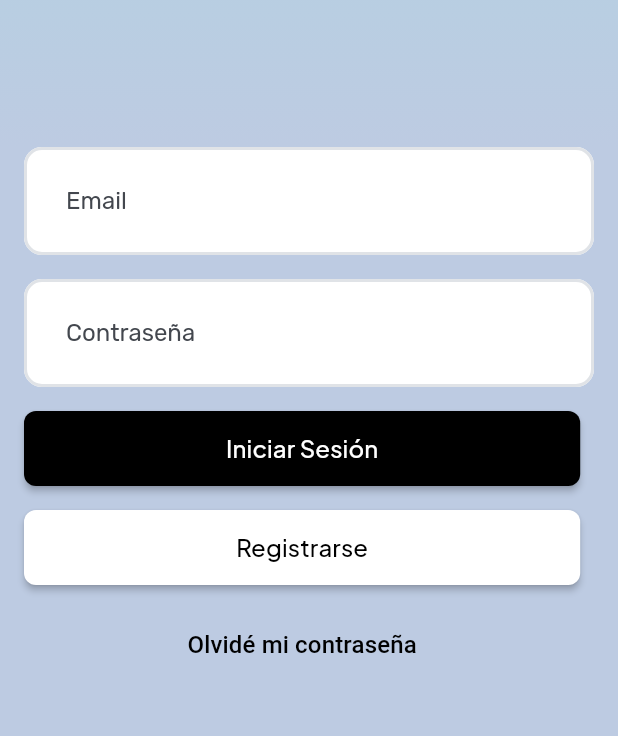
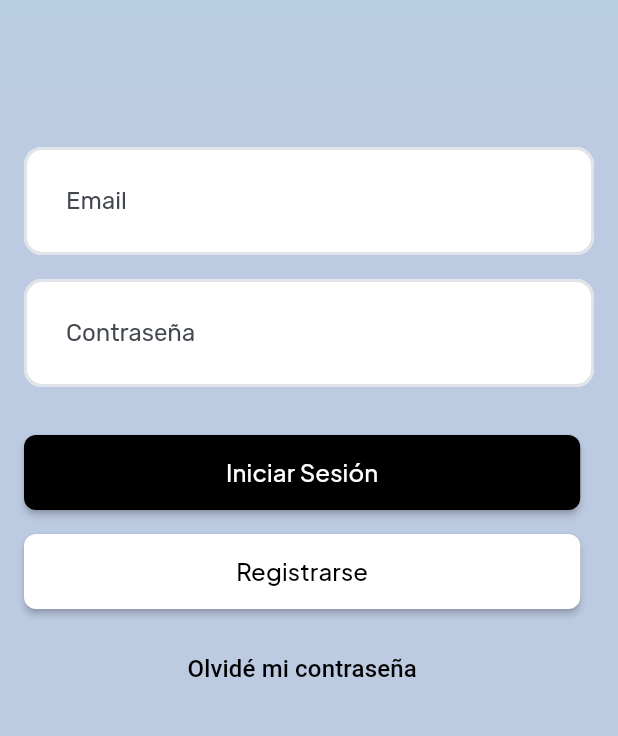
Before and after one commit to zzverissimo/Dornas, a Flutter app: the screen it shows after launch, after a tap on "Iniciar Sesión", on a phone screen of 412 x 824 dp, the part 303-1039 px from its top. Run offline on Flutter 3.47's test engine with Material 3 defaults, Android fonts, the phone set to English and light mode, and no system bars; our stand-ins replace cloud_firestore, firebase_auth, firebase_core, flutter_animate, google_fonts, google_maps_flutter and 4 more; accounts and stored records are empty.

Commit message:
Base App

```diff
--- a/lib/main.dart
+++ b/lib/main.dart
@@ -58,7 +58,7 @@ class DornasApp extends StatelessWidget {
         useMaterial3: true,
         colorSchemeSeed: Colors.blue,
       ),
-      initialRoute: isLoggedIn ? '/main' : '/',
+      initialRoute: isLoggedIn ? '/main' : '/start',
       routes: appRoutes, // Usa las rutas definidas
     );
   }
--- a/lib/routes/routes.dart
+++ b/lib/routes/routes.dart
@@ -5,7 +5,7 @@ import 'package:dornas_app/ui/screens/startscreen/start_screen.dart';
 import 'package:flutter/material.dart';
 
 final Map<String, WidgetBuilder> appRoutes = {
-  '/': (context) => const StartScreen(),
+  '/start': (context) => const StartScreen(),
   '/login': (context) => const LoginScreen(),
   '/register': (context) => const RegisterScreen(),
   '/main': (context) => const MainScreen(),
--- a/lib/ui/screens/chat/chat_screen.dart
+++ b/lib/ui/screens/chat/chat_screen.dart
@@ -13,6 +13,7 @@ class ChatScreen extends StatelessWidget {
     return Scaffold(
       appBar: AppBar(
         title: const Text('Chat'),
+        leading: const SizedBox.shrink(),
       ),
       body: Column(
         children: [
--- a/lib/ui/screens/login/login_screen.dart
+++ b/lib/ui/screens/login/login_screen.dart
@@ -83,6 +83,10 @@ class _LoginScreenState extends State<LoginScreen> with TickerProviderStateMixin
                         obscureText: true,
                         autofillHints: const [AutofillHints.password],
                       ),
+                      const SizedBox(height: 16),
+                      if (authViewModel.isLoading)
+                        const Center(child: CircularProgressIndicator()),
+                      if (!authViewModel.isLoading)
                         LoginButtons(
                           onSignInPressed: () async {
                             if (_formKey.currentState!.validate()) {
--- a/lib/ui/screens/map/map_screen.dart
+++ b/lib/ui/screens/map/map_screen.dart
@@ -13,6 +13,7 @@ class MapScreen extends StatelessWidget {
     return Scaffold(
       appBar: AppBar(
         title: const Text('Mapa'),
+        leading: const SizedBox.shrink(),
       ),
       body: mapViewModel.isLoading
           ? const Center(child: CircularProgressIndicator())
--- a/lib/ui/screens/register/register_screen.dart
+++ b/lib/ui/screens/register/register_screen.dart
@@ -139,6 +139,9 @@ class _RegisterScreenState extends State<RegisterScreen> {
                           validator: (value) => confirmPasswordValidator(value, passwordController.text),
                         ),
                         const SizedBox(height: 32),
+                        if (authViewModel.isLoading)
+                          const Center(child: CircularProgressIndicator()),
+                        if (!authViewModel.isLoading)
                           RegisterButtons(
                             onRegisterPressed: () async {
                               if (_formKey.currentState!.validate()) {
@@ -154,7 +157,7 @@ class _RegisterScreenState extends State<RegisterScreen> {
                                     Navigator.pushReplacementNamed(context, '/main');
                                   } else {
                                     ScaffoldMessenger.of(context).showSnackBar(
-                                    const SnackBar(content: Text('El usuario ya está registrado. Inicia sesión')),
+                                      SnackBar(content: Text(authViewModel.errorMessage ?? 'Error al registrar')),
                                     );
                                   }
                                 }
--- a/lib/ui/screens/startscreen/start_screen.dart
+++ b/lib/ui/screens/startscreen/start_screen.dart
@@ -28,8 +28,9 @@ class _StartScreenState extends State<StartScreen> {
 
   @override
   Widget build(BuildContext context) {
-    return MaterialApp(
-      home: Scaffold(
+    return PopScope(
+      canPop: false, // Evita que el usuario pueda hacer marcha atrás
+      child: Scaffold(
         backgroundColor: const Color(0xFFF1F4F8),
         body: SafeArea(
           child: Column(
@@ -40,10 +41,10 @@ class _StartScreenState extends State<StartScreen> {
               ),
               StartButtons(
                 onSignInPressed: () {
-                   Navigator.pushNamed(context, '/login');
+                  Navigator.pushNamed(context, '/login');
                 },
                 onRegisterPressed: () {
-                   Navigator.pushNamed(context, '/register');
+                  Navigator.pushNamed(context, '/register');
                 },
               ),
             ],
```
Also changed, not shown: lib/ui/screens/calendar/calendar_screen.dart (+6 -2 lines), lib/ui/screens/settings/settings_screen.dart (+17 -6 lines), lib/viewmodel/auth_view_model.dart (+28 -17 lines). Lines whose indentation alone changed are shown as unchanged.
